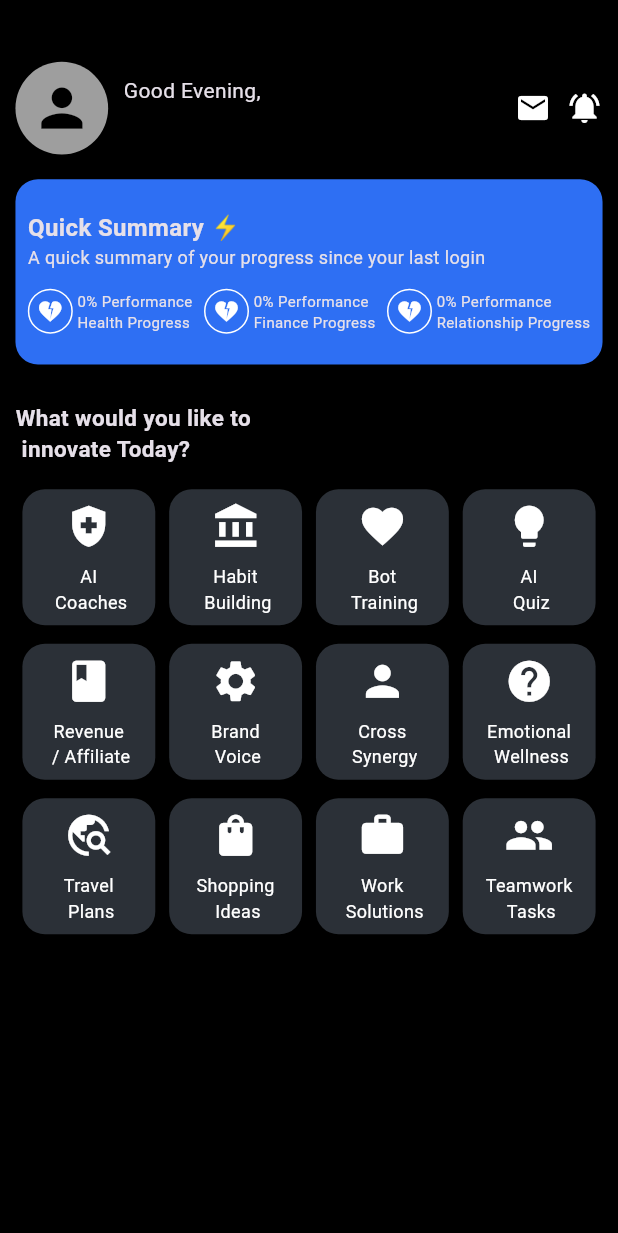
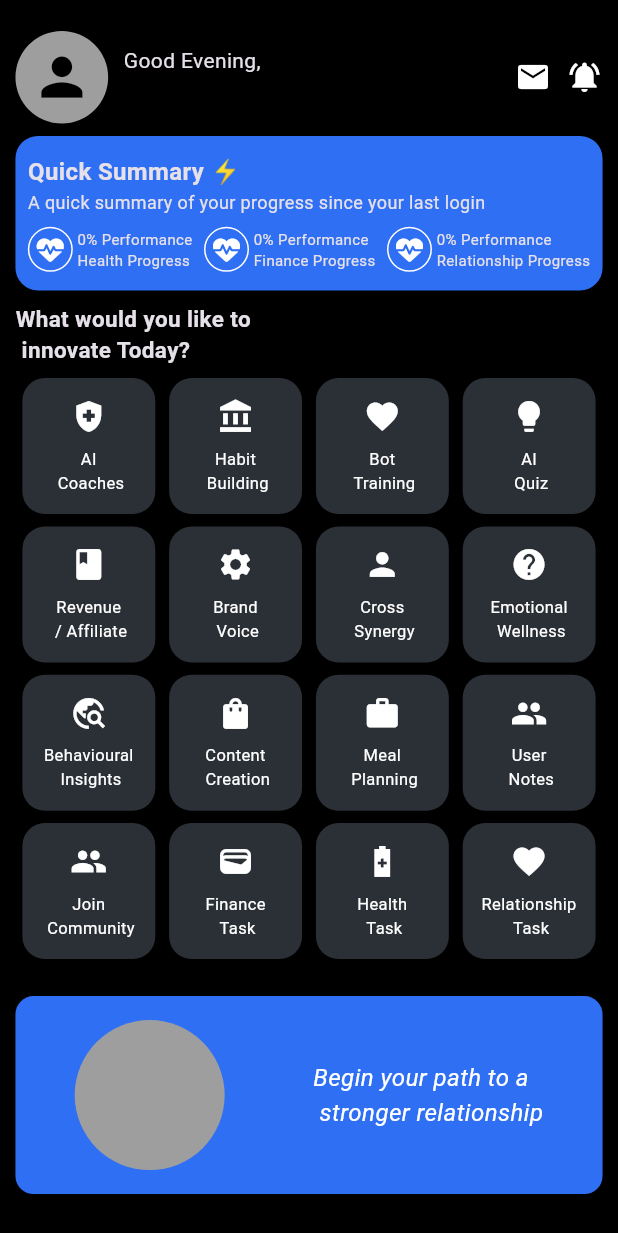
Before and after one commit to Onome15/iyf, a Flutter app: the HomeScreen screen opened directly, on a phone screen of 412 x 824 dp. Shown: the top 1233 px of the screen. Run offline on Flutter 3.47's test engine with Material 3 defaults, Android fonts, the phone set to English and light mode, and no system bars; our stand-ins replace flutter_riverpod, fluttertoast, font_awesome_flutter, shared_preferences; accounts and stored records are empty.

Commit message:
modified home

```diff
--- /dev/null
+++ b/lib/screens/home/finance_progress.dart
@@ -0,0 +1,19 @@
+import 'package:flutter/material.dart';
+
+class FinanceProgress extends StatefulWidget {
+  const FinanceProgress({super.key});
+
+  @override
+  State<FinanceProgress> createState() => _FinanceProgressState();
+}
+
+class _FinanceProgressState extends State<FinanceProgress> {
+  @override
+  Widget build(BuildContext context) {
+    return const Scaffold(
+      body: Center(
+        child: Text("Hello world"),
+      ),
+    );
+  }
+}
--- a/lib/screens/home/home_screen.dart
+++ b/lib/screens/home/home_screen.dart
@@ -1,4 +1,5 @@
 import 'package:flutter/material.dart';
+import 'package:font_awesome_flutter/font_awesome_flutter.dart';
 import 'package:iyl/shared/navigateWithFade.dart';
 import 'package:shared_preferences/shared_preferences.dart';
 import 'package:flutter_riverpod/flutter_riverpod.dart';
@@ -39,7 +40,7 @@ class _HomeScreenState extends ConsumerState<HomeScreen> {
     return Scaffold(
       body: Padding(
         padding: EdgeInsets.only(
-          top: screenHeight * 0.05,
+          top: screenHeight * 0.025,
           left: screenWidth * 0.025,
           right: screenWidth * 0.025,
         ),
@@ -77,11 +78,11 @@ class _HomeScreenState extends ConsumerState<HomeScreen> {
                 const Icon(Icons.notifications_active),
               ],
             ),
-            SizedBox(height: screenHeight * 0.02),
+            SizedBox(height: screenHeight * 0.01),
             Container(
               padding: EdgeInsets.symmetric(
                 horizontal: screenWidth * 0.02,
-                vertical: screenHeight * 0.025,
+                vertical: screenHeight * 0.015,
               ),
               decoration: BoxDecoration(
                 color: const Color(0xFF2E6FF3),
@@ -98,7 +99,7 @@ class _HomeScreenState extends ConsumerState<HomeScreen> {
                     "A quick summary of your progress since your last login",
                     style: TextStyle(fontSize: 12),
                   ),
-                  SizedBox(height: screenHeight * 0.015),
+                  SizedBox(height: screenHeight * 0.01),
                   Row(
                     mainAxisAlignment: MainAxisAlignment.spaceBetween,
                     children: [
@@ -110,12 +111,12 @@ class _HomeScreenState extends ConsumerState<HomeScreen> {
                 ],
               ),
             ),
-            SizedBox(height: screenHeight * 0.03),
+            SizedBox(height: screenHeight * 0.01),
             const Text(
               'What would you like to \n innovate Today?',
               style: TextStyle(fontSize: 15, fontWeight: FontWeight.w600),
             ),
-            SizedBox(height: screenHeight * 0.02),
+            SizedBox(height: screenHeight * 0.01),
             Column(
               children: [
                 Row(
@@ -147,7 +148,7 @@ class _HomeScreenState extends ConsumerState<HomeScreen> {
                     ),
                   ],
                 ),
-                SizedBox(height: screenHeight * 0.015),
+                SizedBox(height: screenHeight * 0.01),
                 Row(
                   mainAxisAlignment: MainAxisAlignment.spaceAround,
                   children: [
@@ -173,33 +174,89 @@ class _HomeScreenState extends ConsumerState<HomeScreen> {
                     ),
                   ],
                 ),
-                SizedBox(height: screenHeight * 0.015),
+                SizedBox(height: screenHeight * 0.01),
                 Row(
                   mainAxisAlignment: MainAxisAlignment.spaceAround,
                   children: [
                     buildGridItem(
                       icon: Icons.travel_explore,
-                      text: "Travel \n Plans",
+                      text: "Behavioural \n Insights",
                       onClick: () => print("Travel Plans clicked"),
                     ),
                     buildGridItem(
                       icon: Icons.shopping_bag,
-                      text: "Shopping \n Ideas",
+                      text: "Content \n Creation",
                       onClick: () => print("Shopping Ideas clicked"),
                     ),
                     buildGridItem(
                       icon: Icons.work,
-                      text: "Work \n Solutions",
+                      text: "Meal \n Planning",
                       onClick: () => print("Work Solutions clicked"),
                     ),
                     buildGridItem(
                       icon: Icons.group,
-                      text: "Teamwork \n Tasks",
+                      text: "User \n Notes",
+                      onClick: () => print("Teamwork Tasks clicked"),
+                    ),
+                  ],
+                ),
+                SizedBox(height: screenHeight * 0.01),
+                Row(
+                  mainAxisAlignment: MainAxisAlignment.spaceAround,
+                  children: [
+                    buildGridItem(
+                      icon: Icons.people,
+                      text: "Join \n Community",
+                      onClick: () => print("Travel Plans clicked"),
+                    ),
+                    buildGridItem(
+                      icon: Icons.wallet,
+                      text: "Finance \n Task",
+                      onClick: () => print("Shopping Ideas clicked"),
+                    ),
+                    buildGridItem(
+                      icon: Icons.battery_saver_sharp,
+                      text: "Health \n Task",
+                      onClick: () => print("Work Solutions clicked"),
+                    ),
+                    buildGridItem(
+                      icon: Icons.favorite,
+                      text: "Relationship \n Task",
                       onClick: () => print("Teamwork Tasks clicked"),
                     ),
                   ],
                 ),
               ],
+            ),
+            SizedBox(height: screenHeight * 0.03),
+            Container(
+              padding: const EdgeInsets.all(16),
+              decoration: BoxDecoration(
+                color: const Color(0xFF2E6FF3),
+                borderRadius: BorderRadius.circular(12),
+              ),
+              child: Row(
+                mainAxisAlignment: MainAxisAlignment.spaceEvenly,
+                children: [
+                  Container(
+                    height: 100,
+                    width: 100,
+                    decoration: const BoxDecoration(
+                      color: Colors.grey, // Grey circular box
+                      shape: BoxShape.circle, // Makes the container circular
+                    ),
+                  ),
+                  const SizedBox(
+                      width: 12), // Spacing between the circle and text
+                  const Text(
+                    "Begin your path to a \n stronger relationship",
+                    style: TextStyle(
+                        fontStyle: FontStyle.italic, // Italic text
+                        fontSize: 16,
+                        color: Colors.white),
+                  ),
+                ],
+              ),
             ),
           ],
         ),
@@ -217,7 +274,7 @@ class _HomeScreenState extends ConsumerState<HomeScreen> {
             borderRadius: BorderRadius.circular(50),
           ),
           child: const Icon(
-            Icons.heart_broken,
+            FontAwesomeIcons.heartPulse,
             size: 18,
           ),
         ),
@@ -253,7 +310,7 @@ class _HomeScreenState extends ConsumerState<HomeScreen> {
     return GestureDetector(
       onTap: onClick,
       child: Container(
-        padding: EdgeInsets.all(screenWidth * 0.02),
+        padding: const EdgeInsets.all(10),
         height: screenHeight * 0.11,
         width: screenWidth * 0.215,
         decoration: BoxDecoration(
@@ -263,13 +320,13 @@ class _HomeScreenState extends ConsumerState<HomeScreen> {
         child: Column(
           mainAxisAlignment: MainAxisAlignment.center,
           children: [
-            Icon(icon, size: screenWidth * 0.08, color: Colors.white),
+            Icon(icon, size: screenWidth * 0.06, color: Colors.white),
             SizedBox(height: screenHeight * 0.01),
             Text(
               text,
               textAlign: TextAlign.center,
               style: const TextStyle(
-                fontSize: 12,
+                fontSize: 11,
                 color: Colors.white,
               ),
             ),
--- a/lib/screens/quiz/quiz_screen.dart
+++ b/lib/screens/quiz/quiz_screen.dart
@@ -1,7 +1,6 @@
 import 'package:flutter/material.dart';
 import 'package:iyl/screens/home/home_screen.dart';
 import '../../shared/navigateWithFade.dart';
-import '../home/home_page.dart';
 import 'quiz_questions.dart'; // Import the questions
 
 class QuizScreen extends StatefulWidget {
```
